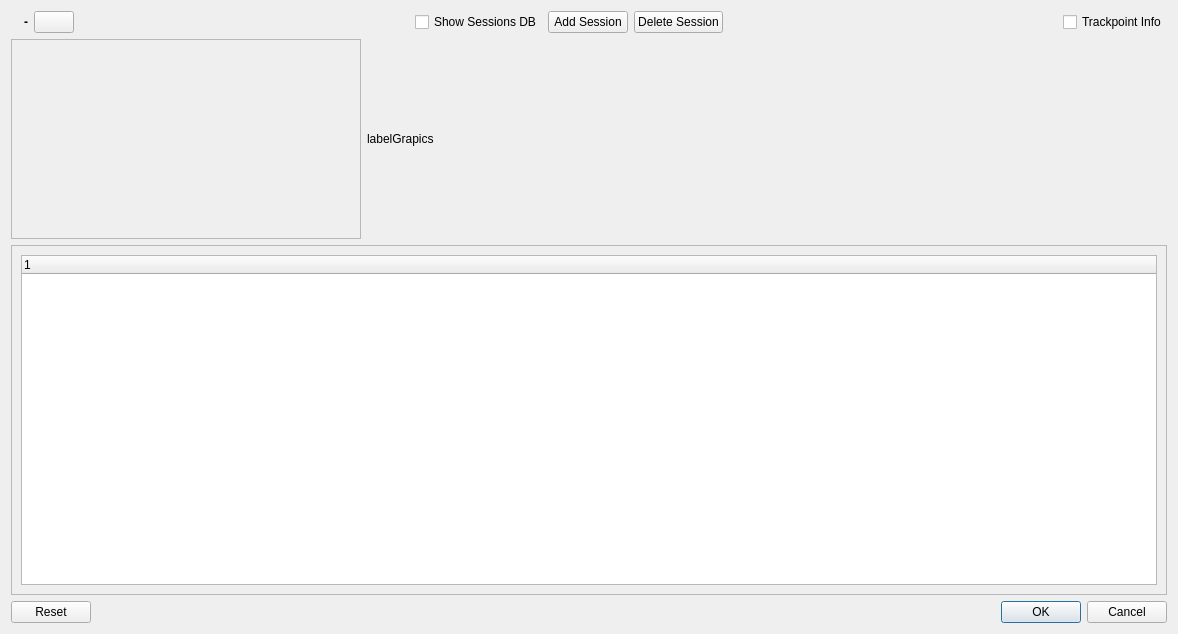
kkarsten62/qmapshack, file src/qmapshack/gis/trk/IFitDataDialog.ui: the form before one commit.
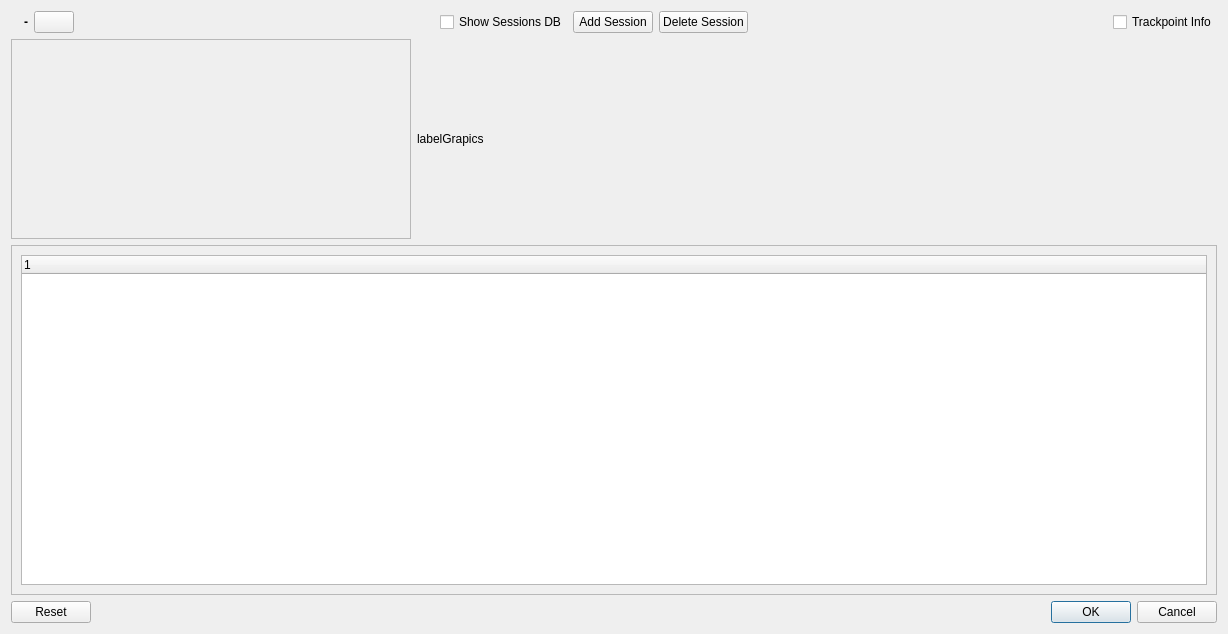
The form after the commit. Icons and pictures are not drawn.

```diff
--- a/src/qmapshack/gis/trk/IFitDataDialog.ui
+++ b/src/qmapshack/gis/trk/IFitDataDialog.ui
@@ -6,7 +6,7 @@
    <rect>
     <x>0</x>
     <y>0</y>
-    <width>1126</width>
+    <width>1176</width>
     <height>634</height>
    </rect>
   </property>
@@ -131,7 +131,7 @@
       <widget class="QFrame" name="frameMiv">
        <property name="minimumSize">
         <size>
-         <width>350</width>
+         <width>400</width>
          <height>200</height>
         </size>
        </property>
```
